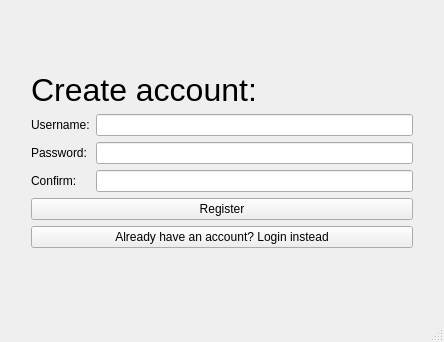
Above: client/src/mainwindow.ui from Dargoswwwe/smc-library before the change. Below: the same form after it.
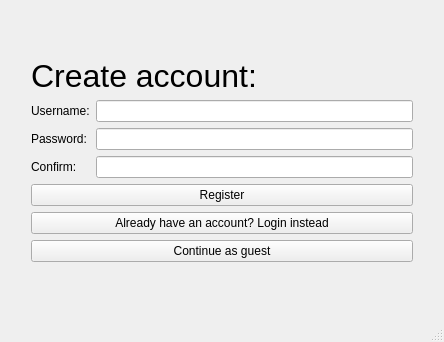
That is the form after the change. The open tabs and pages were chosen to show the change.

Commit message: Made it possible to enter the application as a guest

```diff
--- a/client/src/mainwindow.ui
+++ b/client/src/mainwindow.ui
@@ -194,6 +194,13 @@
                </property>
               </widget>
              </item>
+             <item row="6" column="0" colspan="2">
+              <widget class="QPushButton" name="guestRegisterButton">
+               <property name="text">
+                <string>Continue as guest</string>
+               </property>
+              </widget>
+             </item>
             </layout>
            </item>
           </layout>
```
Left out of the diff: 9 changed lines with no effect on the pictures. The commit also changes 4 other files.
